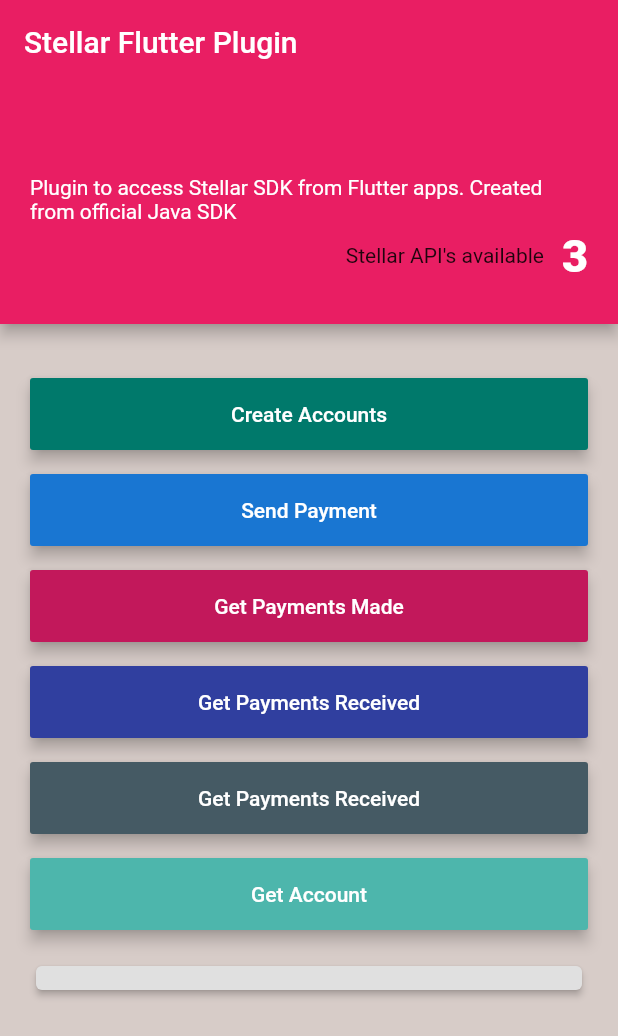
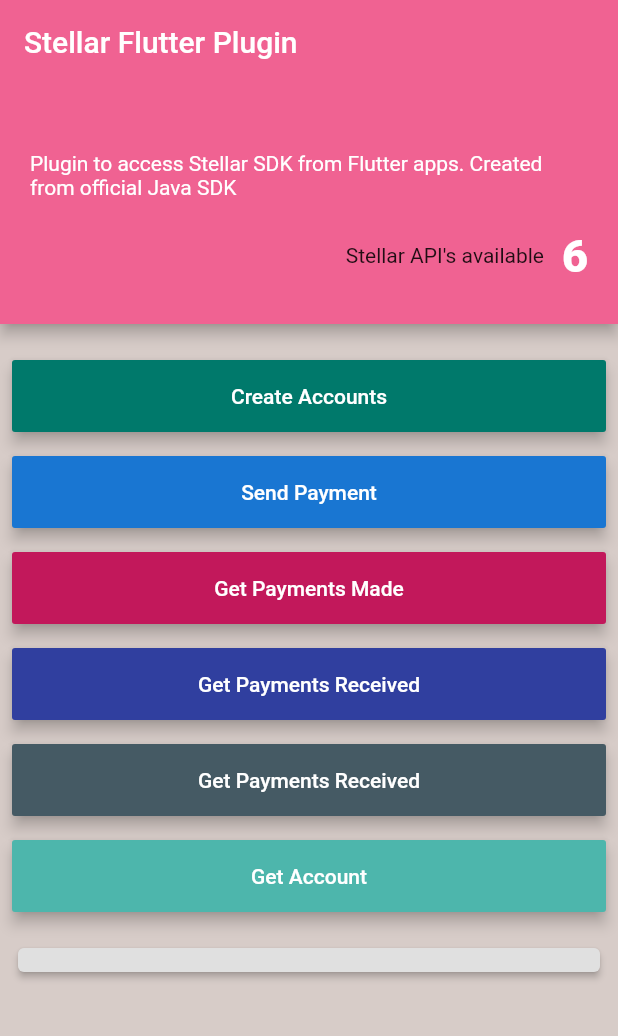
Before and after one commit to malengatiger/stellar-flutter-plugin-repo, a Flutter app: the screen it shows after launch, on a phone screen of 412 x 824 dp. Shown: the top 1036 px of the screen. Run offline on Flutter 3.47's test engine with Material 2 defaults, Android fonts, the phone set to English and light mode, and no system bars.

Commit message:
🍎 createAccount working!! 🍎 make all other Stellar API calls II

```diff
--- a/stellarplugin/example/lib/main.dart
+++ b/stellarplugin/example/lib/main.dart
@@ -53,7 +53,7 @@
           '$acct  🍎  🍎 ');
       setState(() {
         widgets.add(Text(
-          "Account has been created $acct",
+          "🍎🍎🍎🍎 Account has been created $acct 🍎",
           style:
               TextStyle(fontWeight: FontWeight.bold, color: Colors.indigo[400]),
         ));
@@ -122,6 +122,7 @@
         key: _key,
         appBar: AppBar(
           title: const Text('Stellar Flutter Plugin'),
+          backgroundColor: Colors.pink[300],
           bottom: PreferredSize(
               child: Padding(
                 padding: const EdgeInsets.all(20.0),
@@ -132,7 +133,7 @@
                       style: TextStyle(color: Colors.white),
                     ),
                     SizedBox(
-                      height: 4,
+                      height: 20,
                     ),
                     Row(
                       mainAxisAlignment: MainAxisAlignment.end,
@@ -142,7 +143,7 @@
                           width: 12,
                         ),
                         Text(
-                          '3',
+                          '6',
                           style: TextStyle(
                               fontSize: 30,
                               color: Colors.white,
@@ -161,7 +162,7 @@
         backgroundColor: Colors.brown[100],
         body: SingleChildScrollView(
           child: Padding(
-            padding: const EdgeInsets.all(20.0),
+            padding: const EdgeInsets.all(8.0),
             child: Column(
               children: <Widget>[
                 SizedBox(
```
